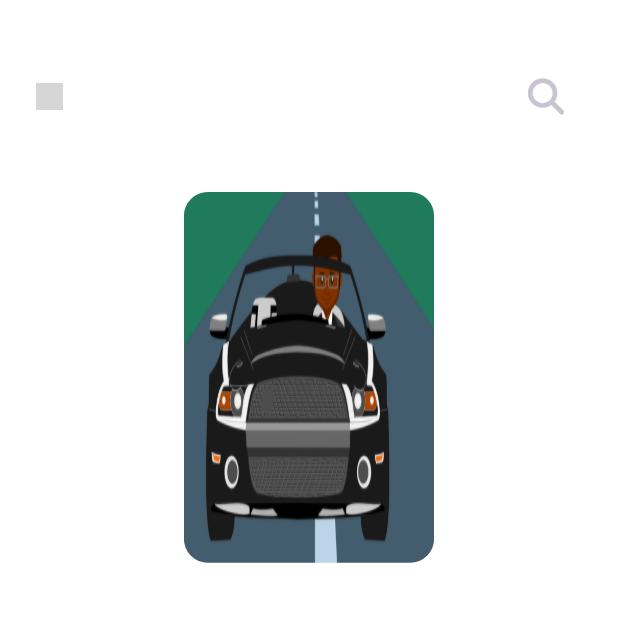
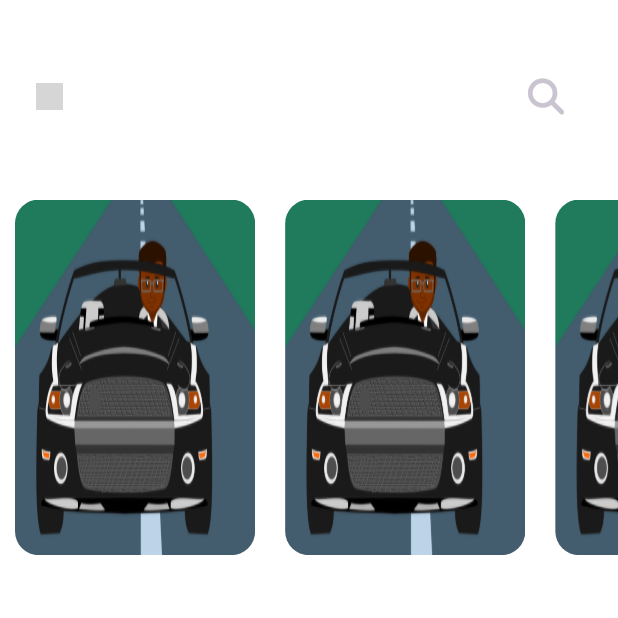
Before and after one commit to m7md015sh/bookly_app, a Flutter app: the screen it shows after launch, on a phone screen of 412 x 824 dp, the top half of it. Run offline on Flutter 3.47's test engine with Material 3 defaults, Android fonts, the phone set to English and light mode, and no system bars; our stand-ins replace font_awesome_flutter, get; grey boxes are pictures that could not be loaded.

Commit message:
add feature listView to home view

```diff
--- a/lib/features/home/presentation/views/widgets/custom_list_view_item.dart
+++ b/lib/features/home/presentation/views/widgets/custom_list_view_item.dart
@@ -7,17 +7,14 @@ class CustomListViewItem extends StatelessWidget {
 
   @override
   Widget build(BuildContext context) {
-    return SizedBox(
-      height: MediaQuery.of(context).size.height*0.30,
-      child: AspectRatio(
-        aspectRatio: 2.7/4,
-        child: Container(
+    return AspectRatio(
+      aspectRatio: 2.7/4,
+      child: Container(
 
-          decoration:  BoxDecoration(
+        decoration:  BoxDecoration(
 
-            borderRadius: BorderRadius.circular(16),
-            image: const DecorationImage(image: AssetImage(AssetsPaths.testItem),fit: BoxFit.fill)
-          ),
+          borderRadius: BorderRadius.circular(16),
+          image: const DecorationImage(image: AssetImage(AssetsPaths.testItem),fit: BoxFit.fill)
         ),
       ),
     );
--- /dev/null
+++ b/lib/features/home/presentation/views/widgets/featured_horizontal_books_list_view.dart
@@ -0,0 +1,22 @@
+import 'package:bookly_app/features/home/presentation/views/widgets/custom_list_view_item.dart';
+import 'package:flutter/material.dart';
+
+class FeaturedHorizontalBooksListView extends StatelessWidget {
+  const FeaturedHorizontalBooksListView({Key? key}) : super(key: key);
+
+  @override
+  Widget build(BuildContext context) {
+    return SizedBox(
+      height: MediaQuery.of(context).size.height*0.30,
+
+      child: ListView.builder(
+          scrollDirection: Axis.horizontal,
+          itemBuilder: (context, index) {
+            return const Padding(
+              padding: EdgeInsets.symmetric(horizontal:10.0 ,vertical: 5.0),
+              child: CustomListViewItem(),
+            );
+          }),
+    );
+  }
+}
--- a/lib/features/home/presentation/views/widgets/home_view_body.dart
+++ b/lib/features/home/presentation/views/widgets/home_view_body.dart
@@ -1,6 +1,7 @@
 import 'package:bookly_app/core/utils/assets/assets_paths.dart';
 import 'package:bookly_app/features/home/presentation/views/widgets/custom_app_bar.dart';
 import 'package:bookly_app/features/home/presentation/views/widgets/custom_list_view_item.dart';
+import 'package:bookly_app/features/home/presentation/views/widgets/featured_horizontal_books_list_view.dart';
 import 'package:flutter/material.dart';
 import 'package:font_awesome_flutter/font_awesome_flutter.dart';
 
@@ -12,7 +13,8 @@ class HomeViewBody extends StatelessWidget {
     return const Column(
       children: [
         CustomAppBar(),
-        CustomListViewItem()
+       // CustomListViewItem(),
+        FeaturedHorizontalBooksListView()
       ],
     );
   }
--- a/pubspec.yaml
+++ b/pubspec.yaml
@@ -63,6 +63,7 @@ flutter:
   # To add assets to your application, add an assets section, like this:
   assets:
     - assets/images/
+    - assets/images/logo.png
 
   # An image asset can refer to one or more resolution-specific "variants", see
   # https://flutter.dev/assets-and-images/#resolution-aware
```
